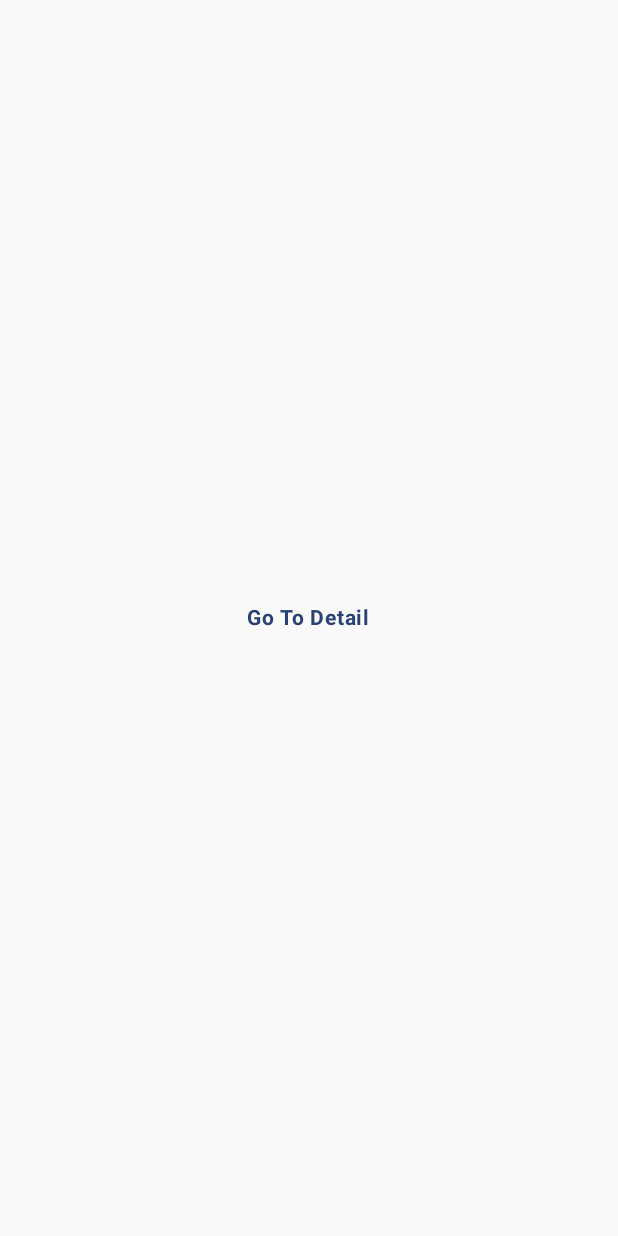
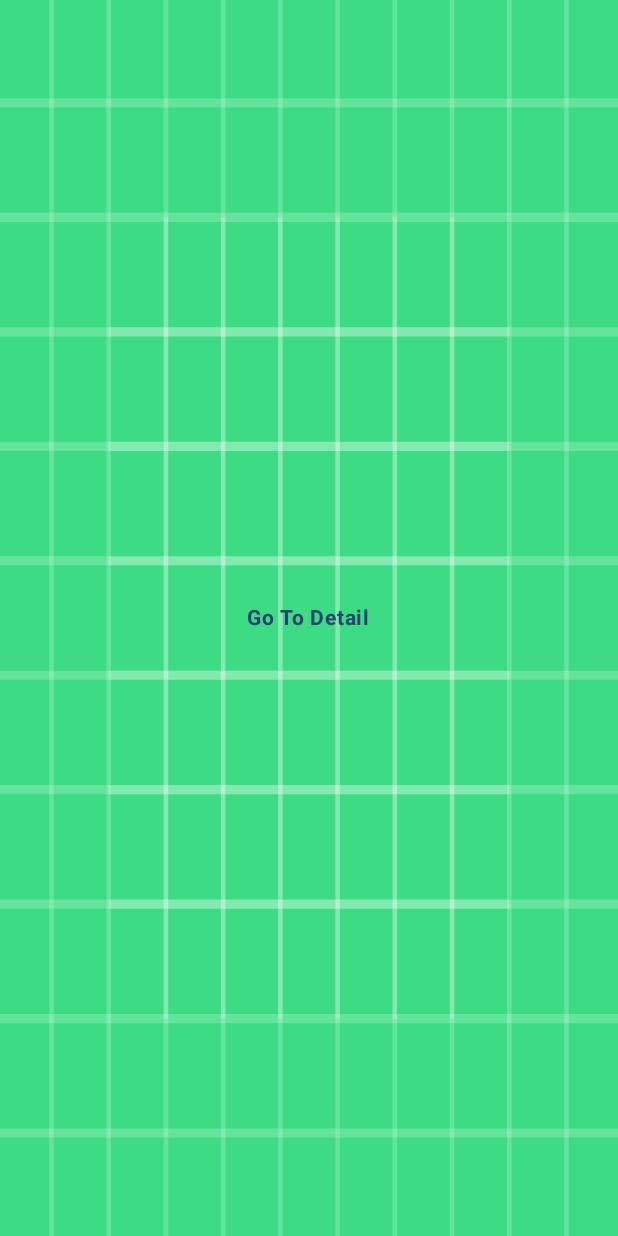
Before and after one commit to arunabhdas/unicorn-android, an Android app built with Jetpack Compose: the screen it shows after launch (MainActivity), on a phone screen of 412 x 824 dp. Before the commit the screen is almost empty. Run offline under Robolectric (Android 15) with nearby library versions, the phone set to English and light mode, and no system bars.

Commit message:
Using named arguments for HomeScreen

```diff
--- a/unicorn-android/app/src/main/java/app/unicornapp/mobile/android/unicorn/ui/navigation/NavGraph.kt
+++ b/unicorn-android/app/src/main/java/app/unicornapp/mobile/android/unicorn/ui/navigation/NavGraph.kt
@@ -18,7 +18,7 @@ fun SetupNavGraph(
         composable(
             route = Screen.HomeScreen.route
         ) {
-            HomeScreen(navController)
+            HomeScreen(navController = navController)
         }
 
         composable(
--- a/unicorn-android/app/src/main/java/app/unicornapp/mobile/android/unicorn/ui/screens/HomeScreen.kt
+++ b/unicorn-android/app/src/main/java/app/unicornapp/mobile/android/unicorn/ui/screens/HomeScreen.kt
@@ -1,5 +1,6 @@
 package app.unicornapp.mobile.android.unicorn.ui.screens
 
+import androidx.compose.foundation.Image
 import androidx.compose.foundation.clickable
 import androidx.compose.foundation.layout.Box
 import androidx.compose.foundation.layout.fillMaxSize
@@ -8,10 +9,13 @@ import androidx.compose.material3.Text
 import androidx.compose.runtime.Composable
 import androidx.compose.ui.Alignment
 import androidx.compose.ui.Modifier
+import androidx.compose.ui.layout.ContentScale
+import androidx.compose.ui.res.painterResource
 import androidx.compose.ui.text.font.FontWeight
 import androidx.compose.ui.tooling.preview.Preview
 import androidx.navigation.NavController
 import androidx.navigation.compose.rememberNavController
+import app.unicornapp.mobile.android.unicorn.R
 import app.unicornapp.mobile.android.unicorn.ui.navigation.Screen
 
 
@@ -23,6 +27,12 @@ fun HomeScreen(
         modifier = Modifier.fillMaxSize(),
         contentAlignment = Alignment.Center
     ) {
+        Image(painterResource(
+            id = R.drawable.ic_launcher_background),
+            contentDescription = "",
+            contentScale = ContentScale.FillBounds,
+            modifier = Modifier.matchParentSize()
+        )
         Text(
             modifier = Modifier.clickable {
                 navController.navigate(route = Screen.HomeDetailScreen.route)
```
Also changed, not shown: 5 other files.
